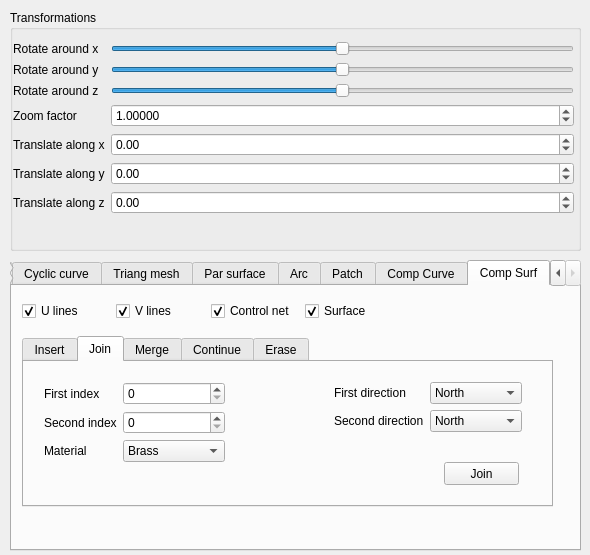
Before: the Qt Designer form GUI/SideWidget.ui in lorinczszabolcs/CAD, drawn with Qt 5.
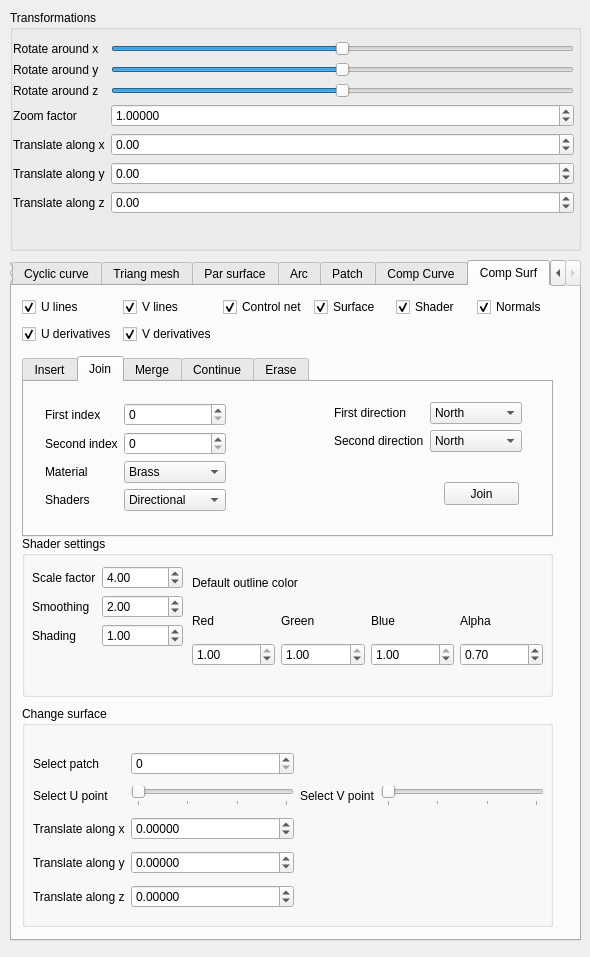
After: the same form once the commit is applied. The open tabs and pages were chosen to show the change.

What changed in the file:
```diff
--- a/GUI/SideWidget.ui
+++ b/GUI/SideWidget.ui
@@ -7,7 +7,7 @@
     <x>0</x>
     <y>0</y>
     <width>590</width>
-    <height>555</height>
+    <height>957</height>
    </rect>
   </property>
   <property name="sizePolicy">
@@ -241,14 +241,14 @@
      <x>10</x>
      <y>260</y>
      <width>571</width>
-     <height>291</height>
+     <height>681</height>
     </rect>
    </property>
    <property name="styleSheet">
     <string notr="true"/>
    </property>
    <property name="currentIndex">
-    <number>0</number>
+    <number>6</number>
    </property>
    <widget class="QWidget" name="parametricTab">
     <attribute name="title">
@@ -1684,7 +1684,7 @@
        <x>10</x>
        <y>50</y>
        <width>531</width>
-       <height>171</height>
+       <height>181</height>
       </rect>
      </property>
      <property name="currentIndex">
@@ -1894,7 +1894,7 @@
          <x>20</x>
          <y>20</y>
          <width>181</width>
-         <height>71</height>
+         <height>111</height>
         </rect>
        </property>
        <layout class="QFormLayout" name="formLayout_12">
@@ -2052,7 +2052,7 @@
          <x>20</x>
          <y>20</y>
          <width>181</width>
-         <height>48</height>
+         <height>91</height>
         </rect>
        </property>
        <layout class="QFormLayout" name="formLayout_14">
@@ -2149,7 +2149,7 @@
       <rect>
        <x>10</x>
        <y>11</y>
-       <width>167</width>
+       <width>271</width>
        <height>31</height>
       </rect>
      </property>
@@ -2166,6 +2166,146 @@
       </item>
      </layout>
     </widget>
+    <widget class="QGroupBox" name="groupBox_3">
+     <property name="geometry">
+      <rect>
+       <x>10</x>
+       <y>240</y>
+       <width>531</width>
+       <height>241</height>
+      </rect>
+     </property>
+     <property name="title">
+      <string>Change curve</string>
+     </property>
+     <widget class="QWidget" name="layoutWidget">
+      <property name="geometry">
+       <rect>
+        <x>10</x>
+        <y>40</y>
+        <width>511</width>
+        <height>191</height>
+       </rect>
+      </property>
+      <layout class="QFormLayout" name="formLayout_29">
+       <item row="2" column="0">
+        <widget class="QLabel" name="label_98">
+         <property name="text">
+          <string>Select point</string>
+         </property>
+        </widget>
+       </item>
+       <item row="2" column="1">
+        <widget class="QSlider" name="compCurvePointSlider">
+         <property name="maximum">
+          <number>3</number>
+         </property>
+         <property name="orientation">
+          <enum>Qt::Horizontal</enum>
+         </property>
+         <property name="tickPosition">
+          <enum>QSlider::TicksBelow</enum>
+         </property>
+        </widget>
+       </item>
+       <item row="3" column="0">
+        <widget class="QLabel" name="label_101">
+         <property name="text">
+          <string>Translate along x</string>
+         </property>
+        </widget>
+       </item>
+       <item row="3" column="1">
+        <widget class="QDoubleSpinBox" name="compCurveTranslateX">
+         <property name="enabled">
+          <bool>true</bool>
+         </property>
+         <property name="decimals">
+          <number>5</number>
+         </property>
+         <property name="minimum">
+          <double>-10.000000000000000</double>
+         </property>
+         <property name="maximum">
+          <double>10.000000000000000</double>
+         </property>
+         <property name="singleStep">
+          <double>0.010000000000000</double>
+         </property>
+        </widget>
+       </item>
+       <item row="4" column="0">
+        <widget class="QLabel" name="label_99">
+         <property name="text">
+          <string>Translate along y</string>
+         </property>
+        </widget>
+       </item>
+       <item row="4" column="1">
+        <widget class="QDoubleSpinBox" name="compCurveTranslateY">
+         <property name="enabled">
+          <bool>true</bool>
+         </property>
+         <property name="decimals">
+          <number>5</number>
+         </property>
+         <property name="minimum">
+          <double>-1000.000000000000000</double>
+         </property>
+         <property name="maximum">
+          <double>10.000000000000000</double>
+         </property>
+         <property name="singleStep">
+          <double>0.010000000000000</double>
+         </property>
+         <property name="value">
+          <double>0.000000000000000</double>
+         </property>
+        </widget>
+       </item>
+       <item row="5" column="0">
+        <widget class="QLabel" name="label_100">
+         <property name="text">
+          <string>Translate along z</string>
+         </property>
+        </widget>
+       </item>
+       <item row="5" column="1">
+        <widget class="QDoubleSpinBox" name="compCurveTranslateZ">
+         <property name="enabled">
+          <bool>true</bool>
+         </property>
+         <property name="decimals">
+          <number>5</number>
+         </property>
+         <property name="minimum">
+          <double>-100000000.000000000000000</double>
+         </property>
+         <property name="maximum">
+          <double>10.000000000000000</double>
+         </property>
+         <property name="singleStep">
+          <double>0.010000000000000</double>
+         </property>
+        </widget>
+       </item>
+       <item row="0" column="0">
+        <widget class="QLabel" name="label_102">
+         <property name="text">
+          <string>Select curve</string>
+         </property>
+        </widget>
+       </item>
+       <item row="0" column="1">
+        <widget class="QSpinBox" name="compCurveArcSpinBox">
+         <property name="maximum">
+          <number>1000</number>
+         </property>
+        </widget>
+       </item>
+      </layout>
+     </widget>
+    </widget>
    </widget>
    <widget class="QWidget" name="compositeSurface">
     <attribute name="title">
@@ -2175,9 +2315,9 @@
      <property name="geometry">
       <rect>
        <x>10</x>
-       <y>50</y>
+       <y>70</y>
        <width>531</width>
-       <height>171</height>
+       <height>181</height>
       </rect>
      </property>
      <property name="currentIndex">
@@ -2258,97 +2398,54 @@
         </item>
        </layout>
       </widget>
+      <widget class="QWidget" name="layoutWidget">
+       <property name="geometry">
+        <rect>
+         <x>20</x>
+         <y>50</y>
+         <width>181</width>
+         <height>22</height>
+        </rect>
+       </property>
+       <layout class="QFormLayout" name="formLayout_27">
+        <item row="0" column="0">
+         <widget class="QLabel" name="label_87">
+          <property name="text">
+           <string>Shaders</string>
+          </property>
+         </widget>
+        </item>
+        <item row="0" column="1">
+         <widget class="QComboBox" name="compSurfaceInsertComboBoxShader">
+          <item>
+           <property name="text">
+            <string>Directional</string>
+           </property>
+          </item>
+          <item>
+           <property name="text">
+            <string>Reflection</string>
+           </property>
+          </item>
+          <item>
+           <property name="text">
+            <string>Toon</string>
+           </property>
+          </item>
+          <item>
+           <property name="text">
+            <string>Two sided</string>
+           </property>
+          </item>
+         </widget>
+        </item>
+       </layout>
+      </widget>
      </widget>
      <widget class="QWidget" name="joinTab_2">
       <attribute name="title">
        <string>Join</string>
       </attribute>
-      <widget class="QWidget" name="layoutWidget_7">
-       <property name="geometry">
-        <rect>
-         <x>20</x>
-         <y>20</y>
-         <width>181</width>
-         <height>111</height>
-        </rect>
-       </property>
-       <layout class="QFormLayout" name="formLayout_19">
-        <item row="0" column="0">
-         <widget class="QLabel" name="label_71">
-          <property name="text">
-           <string>First index</string>
-          </property>
-         </widget>
-        </item>
-        <item row="0" column="1">
-         <widget class="QSpinBox" name="compSurfaceJoinFirstIndexSpinBox">
-          <property name="maximum">
-           <number>1000</number>
-          </property>
-         </widget>
-        </item>
-        <item row="1" column="0">
-         <widget class="QLabel" name="label_72">
-          <property name="text">
-           <string>Second index</string>
-          </property>
-         </widget>
-        </item>
-        <item row="1" column="1">
-         <widget class="QSpinBox" name="compSurfaceJoinSecondIndexSpinBox">
-          <property name="maximum">
-           <number>1000</number>
-          </property>
-         </widget>
-        </item>
-        <item row="2" column="0">
-         <widget class="QLabel" name="label_85">
-          <property name="text">
-           <string>Material</string>
-          </property>
-         </widget>
-        </item>
-        <item row="2" column="1">
-         <widget class="QComboBox" name="compSurfaceJoinComboBoxMaterial">
-          <item>
-           <property name="text">
-            <string>Brass</string>
-           </property>
-          </item>
-          <item>
-           <property name="text">
-            <string>Gold</string>
-           </property>
-          </item>
-          <item>
-           <property name="text">
-            <string>Silver</string>
-           </property>
-          </item>
-          <item>
-           <property name="text">
-            <string>Emerald</string>
-           </property>
-          </item>
-          <item>
-           <property name="text">
-            <string>Pearl</string>
-           </property>
-          </item>
-          <item>
-           <property name="text">
-            <string>Ruby</string>
-           </property>
-          </item>
-          <item>
-           <property name="text">
-            <string>Turquoise</string>
-           </property>
-          </item>
-         </widget>
-        </item>
-       </layout>
-      </widget>
       <widget class="QWidget" name="layoutWidget_8">
        <property name="geometry">
         <rect>
@@ -2476,6 +2573,123 @@
         <string>Join</string>
        </property>
       </widget>
+      <widget class="QWidget" name="layoutWidget">
+       <property name="geometry">
+        <rect>
+         <x>21</x>
+         <y>21</y>
+         <width>181</width>
+         <height>121</height>
+        </rect>
+       </property>
+       <layout class="QFormLayout" name="formLayout_19">
+        <item row="0" column="0">
+         <widget class="QLabel" name="label_71">
+          <property name="text">
+           <string>First index</string>
+          </property>
+         </widget>
+        </item>
+        <item row="0" column="1">
+         <widget class="QSpinBox" name="compSurfaceJoinFirstIndexSpinBox">
+          <property name="maximum">
+           <number>1000</number>
+          </property>
+         </widget>
+        </item>
+        <item row="1" column="0">
+         <widget class="QLabel" name="label_72">
+          <property name="text">
+           <string>Second index</string>
+          </property>
+         </widget>
+        </item>
+        <item row="1" column="1">
+         <widget class="QSpinBox" name="compSurfaceJoinSecondIndexSpinBox">
+          <property name="maximum">
+           <number>1000</number>
+          </property>
+         </widget>
+        </item>
+        <item row="2" column="0">
+         <widget class="QLabel" name="label_85">
+          <property name="text">
+           <string>Material</string>
+          </property>
+         </widget>
+        </item>
+        <item row="2" column="1">
+         <widget class="QComboBox" name="compSurfaceJoinComboBoxMaterial">
+          <item>
+           <property name="text">
+            <string>Brass</string>
+           </property>
+          </item>
+          <item>
+           <property name="text">
+            <string>Gold</string>
+           </property>
+          </item>
+          <item>
+           <property name="text">
+            <string>Silver</string>
+           </property>
+          </item>
+          <item>
+           <property name="text">
+            <string>Emerald</string>
+           </property>
+          </item>
+          <item>
+           <property name="text">
+            <string>Pearl</string>
+           </property>
+          </item>
+          <item>
+           <property name="text">
+            <string>Ruby</string>
+           </property>
+          </item>
+          <item>
+           <property name="text">
+            <string>Turquoise</string>
+           </property>
+          </item>
+         </widget>
+        </item>
+        <item row="3" column="0">
+         <widget class="QLabel" name="label_88">
+          <property name="text">
+           <string>Shaders</string>
+          </property>
+         </widget>
+        </item>
+        <item row="3" column="1">
+         <widget class="QComboBox" name="compSurfaceJoinComboBoxShader">
+          <item>
+           <property name="text">
+            <string>Directional</string>
+           </property>
+          </item>
+          <item>
+           <property name="text">
+            <string>Reflection</string>
+           </property>
+          </item>
+          <item>
+           <property name="text">
+            <string>Toon</string>
+           </property>
+          </item>
+          <item>
+           <property name="text">
+            <string>Two sided</string>
+           </property>
+          </item>
+         </widget>
+        </item>
+       </layout>
+      </widget>
      </widget>
      <widget class="QWidget" name="mergeTab_2">
       <attribute name="title">
@@ -2659,7 +2873,7 @@
          <x>20</x>
          <y>20</y>
          <width>181</width>
-         <height>67</height>
+         <height>93</height>
         </rect>
        </property>
        <layout class="QFormLayout" name="formLayout_23">
@@ -2723,6 +2937,37 @@
           </item>
          </widget>
         </item>
+        <item row="2" column="0">
+         <widget class="QLabel" name="label_92">
+          <property name="text">
+           <string>Shaders</string>
+          </property>
+         </widget>
+        </item>
+        <item row="2" column="1">
+         <widget class="QComboBox" name="compSurfaceContinueComboBoxShader">
+          <item>
+           <property name="text">
+            <string>Directional</string>
+           </property>
+          </item>
+          <item>
+           <property name="text">
+            <string>Reflection</string>
+           </property>
+          </item>
+          <item>
+           <property name="text">
+            <string>Toon</string>
+           </property>
+          </item>
+          <item>
+           <property name="text">
+            <string>Two sided</string>
+           </property>
+          </item>
+         </widget>
+        </item>
        </layout>
       </widget>
       <widget class="QWidget" name="layoutWidget_12">
@@ -2852,31 +3097,11 @@
       <rect>
        <x>10</x>
        <y>10</y>
-       <width>371</width>
-       <height>31</height>
+       <width>531</width>
+       <height>51</height>
       </rect>
      </property>
      <layout class="QGridLayout" name="gridLayout_4">
-      <item row="0" column="0">
-       <widget class="QCheckBox" name="compSurfaceULinesCheckBox">
-        <property name="text">
-         <string>U lines</string>
-        </property>
-        <property name="checked">
-         <bool>true</bool>
-        </property>
-       </widget>
-      </item>
-      <item row="0" column="1">
-       <widget class="QCheckBox" name="compSurfaceVLinesCheckBox">
-        <property name="text">
-         <string>V lines</string>
-        </property>
-        <property name="checked">
-         <bool>true</bool>
-        </property>
-       </widget>
-      </item>
       <item row="0" column="2">
        <widget class="QCheckBox" name="compSurfaceControlCheckBox">
         <property name="text">
@@ -2897,8 +3122,394 @@
         </property>
        </widget>
       </item>
+      <item row="0" column="1">
+       <widget class="QCheckBox" name="compSurfaceVLinesCheckBox">
+        <property name="text">
+         <string>V lines</string>
+        </property>
+        <property name="checked">
+         <bool>true</bool>
+        </property>
+       </widget>
+      </item>
+      <item row="0" column="0">
+       <widget class="QCheckBox" name="compSurfaceULinesCheckBox">
+        <property name="text">
+         <string>U lines</string>
+        </property>
+        <property name="checked">
+         <bool>true</bool>
+        </property>
+       </widget>
+      </item>
+      <item row="0" column="5">
+       <widget class="QCheckBox" name="compSurfaceNormalsCheckBox">
+        <property name="text">
+         <string>Normals</string>
+        </property>
+        <property name="checked">
+         <bool>true</bool>
+        </property>
+       </widget>
+      </item>
+      <item row="0" column="4">
+       <widget class="QCheckBox" name="compSurfaceShaderCheckBox">
+        <property name="text">
+         <string>Shader</string>
+        </property>
+        <property name="checked">
+         <bool>true</bool>
+        </property>
+       </widget>
+      </item>
+      <item row="1" column="0">
+       <widget class="QCheckBox" name="compSurfaceUDerivativesCheckBox">
+        <property name="text">
+         <string>U derivatives</string>
+        </property>
+        <property name="checked">
+         <bool>true</bool>
+        </property>
+       </widget>
+      </item>
+      <item row="1" column="1">
+       <widget class="QCheckBox" name="compSurfaceVDerivativesCheckBox">
+        <property name="text">
+         <string>V derivatives</string>
+        </property>
+        <property name="checked">
+         <bool>true</bool>
+        </property>
+       </widget>
+      </item>
      </layout>
     </widget>
+    <widget class="QGroupBox" name="groupBox_2">
+     <property name="geometry">
+      <rect>
+       <x>10</x>
+       <y>250</y>
+       <width>531</width>
+       <height>161</height>
+      </rect>
+     </property>
+     <property name="title">
+      <string>Shader settings</string>
+     </property>
+     <widget class="QWidget" name="layoutWidget">
+      <property name="geometry">
+       <rect>
+        <x>10</x>
+        <y>30</y>
+        <width>151</width>
+        <height>101</height>
+       </rect>
+      </property>
+      <layout class="QFormLayout" name="formLayout_28">
+       <item row="0" column="0">
+        <widget class="QLabel" name="label_89">
+         <property name="text">
+          <string>Scale factor</string>
+         </property>
+        </widget>
+       </item>
+       <item row="0" column="1">
+        <widget class="QDoubleSpinBox" name="scaleSpinBox_3">
+         <property name="value">
+          <double>4.000000000000000</double>
+         </property>
+        </widget>
+       </item>
+       <item row="1" column="0">
+        <widget class="QLabel" name="label_90">
+         <property name="text">
+          <string>Smoothing</string>
+         </property>
+        </widget>
+       </item>
+       <item row="1" column="1">
+        <widget class="QDoubleSpinBox" name="smoothSpinBox_3">
+         <property name="value">
+          <double>2.000000000000000</double>
+         </property>
+        </widget>
+       </item>
+       <item row="2" column="0">
+        <widget class="QLabel" name="label_91">
+         <property name="text">
+          <string>Shading</string>
+         </property>
+        </widget>
+       </item>
+       <item row="2" column="1">
+        <widget class="QDoubleSpinBox" name="shadeSpinBox_3">
+         <property name="value">
+          <double>1.000000000000000</double>
+         </property>
+        </widget>
+       </item>
+      </layout>
+     </widget>
+     <widget class="QWidget" name="layoutWidget_15">
+      <property name="geometry">
+       <rect>
+        <x>170</x>
+        <y>30</y>
+        <width>351</width>
+        <height>100</height>
+       </rect>
+      </property>
+      <layout class="QGridLayout" name="gridLayout_5">
+       <item row="1" column="1">
+        <widget class="QLabel" name="label_95">
+         <property name="text">
+          <string>Green</string>
+         </property>
+        </widget>
+       </item>
+       <item row="1" column="0">
+        <widget class="QLabel" name="label_94">
+         <property name="text">
+          <string>Red</string>
+         </property>
+        </widget>
+       </item>
+       <item row="1" column="3">
+        <widget class="QLabel" name="label_97">
+         <property name="text">
+          <string>Alpha</string>
+         </property>
+        </widget>
+       </item>
+       <item row="1" column="2">
+        <widget class="QLabel" name="label_96">
+         <property name="text">
+          <string>Blue</string>
+         </property>
+        </widget>
+       </item>
+       <item row="2" column="1">
+        <widget class="QDoubleSpinBox" name="outlineSpinBoxG_3">
+         <property name="maximum">
+          <double>1.000000000000000</double>
+         </property>
+         <property name="singleStep">
+          <double>0.010000000000000</double>
+         </property>
+         <property name="value">
+          <double>1.000000000000000</double>
+         </property>
+        </widget>
+       </item>
+       <item row="2" column="2">
+        <widget class="QDoubleSpinBox" name="outlineSpinBoxB_3">
+         <property name="maximum">
+          <double>1.000000000000000</double>
+         </property>
+         <property name="singleStep">
+          <double>0.010000000000000</double>
+         </property>
+         <property name="value">
+          <double>1.000000000000000</double>
+         </property>
+        </widget>
+       </item>
+       <item row="2" column="3">
+        <widget class="QDoubleSpinBox" name="outlineSpinBoxA_3">
+         <property name="maximum">
+          <double>1.000000000000000</double>
+         </property>
+         <property name="singleStep">
+          <double>0.010000000000000</double>
+         </property>
+         <property name="value">
+          <double>0.700000000000000</double>
+         </property>
+        </widget>
+       </item>
+       <item row="2" column="0">
+        <widget class="QDoubleSpinBox" name="outlineSpinBoxR_3">
+         <property name="maximum">
+          <double>1.000000000000000</double>
+         </property>
+         <property name="singleStep">
+          <double>0.010000000000000</double>
+         </property>
+         <property name="value">
+          <double>1.000000000000000</double>
+         </property>
+        </widget>
+       </item>
+       <item row="0" column="0" colspan="2">
+        <widget class="QLabel" name="label_93">
+         <property name="text">
+          <string>Default outline color</string>
+         </property>
+        </widget>
+       </item>
+      </layout>
+     </widget>
+    </widget>
+    <widget class="QGroupBox" name="groupBox_4">
+     <property name="geometry">
+      <rect>
+       <x>10</x>
+       <y>420</y>
+       <width>531</width>
+       <height>221</height>
+      </rect>
+     </property>
+     <property name="title">
+      <string>Change surface</string>
+     </property>
+     <widget class="QWidget" name="layoutWidget">
+      <property name="geometry">
+       <rect>
+        <x>11</x>
+        <y>41</y>
+        <width>511</width>
+        <height>171</height>
+       </rect>
+      </property>
+      <layout class="QGridLayout" name="gridLayout_6">
+       <item row="0" column="0">
+        <widget class="QLabel" name="label_117">
+         <property name="text">
+          <string>Select patch</string>
+         </property>
+        </widget>
+       </item>
+       <item row="0" column="1">
+        <widget class="QSpinBox" name="compSurfacePatchSpinBox">
+         <property name="maximum">
+          <number>1000</number>
+         </property>
+        </widget>
+       </item>
+       <item row="1" column="0">
+        <widget class="QLabel" name="label_113">
+         <property name="text">
+          <string>Select U point</string>
+         </property>
+        </widget>
+       </item>
+       <item row="1" column="1">
+        <widget class="QSlider" name="compSurfaceUPointSlider">
+         <property name="maximum">
+          <number>3</number>
+         </property>
+         <property name="orientation">
+          <enum>Qt::Horizontal</enum>
+         </property>
+         <property name="tickPosition">
+          <enum>QSlider::TicksBelow</enum>
+         </property>
+        </widget>
+       </item>
+       <item row="1" column="2">
+        <widget class="QLabel" name="label_118">
+         <property name="text">
+          <string>Select V point</string>
+         </property>
+        </widget>
+       </item>
+       <item row="1" column="3">
+        <widget class="QSlider" name="compSurfaceVPointSlider">
+         <property name="maximum">
+          <number>3</number>
+         </property>
+         <property name="orientation">
+          <enum>Qt::Horizontal</enum>
+         </property>
+         <property name="tickPosition">
+          <enum>QSlider::TicksBelow</enum>
+         </property>
+        </widget>
+       </item>
+       <item row="2" column="0">
+        <widget class="QLabel" name="label_114">
+         <property name="text">
+          <string>Translate along x</string>
+         </property>
+        </widget>
+       </item>
+       <item row="2" column="1">
+        <widget class="QDoubleSpinBox" name="compSurfaceTranslateX">
+         <property name="enabled">
+          <bool>true</bool>
+         </property>
+         <property name="decimals">
+          <number>5</number>
+         </property>
+         <property name="minimum">
+          <double>-10.000000000000000</double>
+         </property>
+         <property name="maximum">
+          <double>10.000000000000000</double>
+         </property>
+         <property name="singleStep">
+          <double>0.010000000000000</double>
+         </property>
+        </widget>
+       </item>
+       <item row="3" column="0">
+        <widget class="QLabel" name="label_115">
+         <property name="text">
+          <string>Translate along y</string>
+         </property>
+        </widget>
+       </item>
+       <item row="3" column="1">
+        <widget class="QDoubleSpinBox" name="compSurfaceTranslateY">
+         <property name="enabled">
+          <bool>true</bool>
+         </property>
+         <property name="decimals">
+          <number>5</number>
+         </property>
+         <property name="minimum">
+          <double>-1000.000000000000000</double>
+         </property>
+         <property name="maximum">
+          <double>10.000000000000000</double>
+         </property>
+         <property name="singleStep">
+          <double>0.010000000000000</double>
+         </property>
+         <property name="value">
+          <double>0.000000000000000</double>
+         </property>
+        </widget>
+       </item>
+       <item row="4" column="0">
+        <widget class="QLabel" name="label_116">
+         <property name="text">
+          <string>Translate along z</string>
+         </property>
+        </widget>
+       </item>
+       <item row="4" column="1">
+        <widget class="QDoubleSpinBox" name="compSurfaceTranslateZ">
+         <property name="enabled">
+          <bool>true</bool>
+         </property>
+         <property name="decimals">
+          <number>5</number>
+         </property>
+         <property name="minimum">
+          <double>-100000000.000000000000000</double>
+         </property>
+         <property name="maximum">
+          <double>10.000000000000000</double>
+         </property>
+         <property name="singleStep">
+          <double>0.010000000000000</double>
+         </property>
+        </widget>
+       </item>
+      </layout>
+     </widget>
+    </widget>
    </widget>
   </widget>
  </widget>
```
